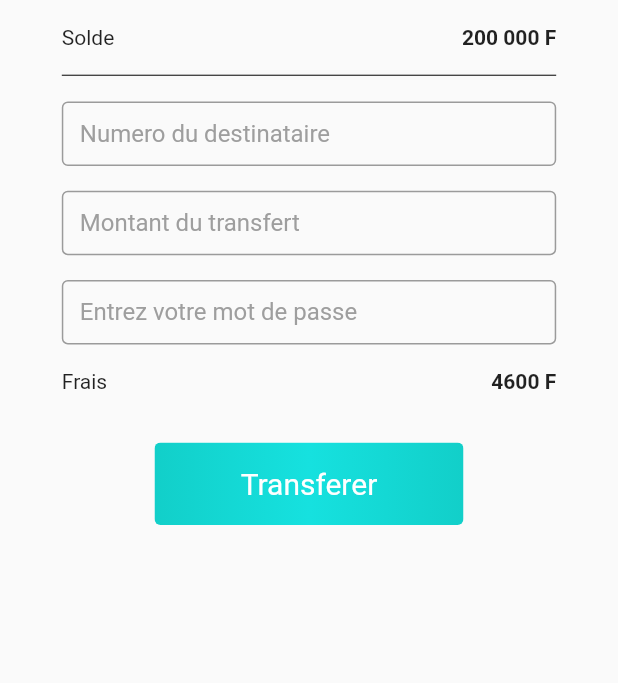
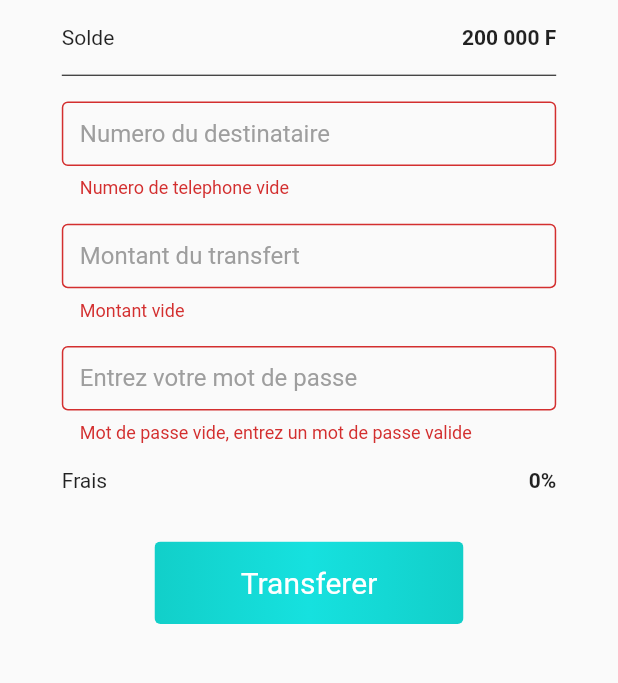
Before and after one commit to costany93/tuma, a Flutter app: the TransfertScreen screen opened by its route, after a tap on "Transferer", on a phone screen of 412 x 824 dp, the part 250-933 px from its top. Run offline on Flutter 3.47's test engine with Material 2 defaults, Android fonts, the phone set to English and light mode, and no system bars; our stand-ins replace google_fonts, shared_preferences; missing offline and left inert: dart:ffi; accounts and stored records are empty.

Commit message:
Transfert done, back and front end

```diff
--- a/lib/screens/transfert_screen.dart
+++ b/lib/screens/transfert_screen.dart
@@ -1,5 +1,8 @@
 import 'package:flutter/material.dart';
 import 'package:flutter/services.dart';
+import 'package:provider/provider.dart';
+import 'package:tuma/models/http_exceptions.dart';
+import 'package:tuma/providers/auth_provider.dart';
 import 'package:tuma/utillities/app_colors.dart';
 import 'package:tuma/utillities/logo_image.dart';
 
@@ -12,6 +15,106 @@ class TransfertScreen extends StatefulWidget {
 }
 
 class _TransfertScreenState extends State<TransfertScreen> {
+  //pour nous permettre d'avoir acces au input du formulaire
+  final GlobalKey<FormState> _formKey = GlobalKey();
+  //stockons les informations du formulaire dans un map
+  Map<String, String> _transfertData = {
+    'n_destinataire': '',
+    'montant': '',
+    'password': ''
+  };
+
+  //pour afficher une boite de dialog de nos erreurs
+  void _showErrorDialog(String message) {
+    showDialog(
+      context: context,
+      builder: (ctx) => AlertDialog(
+        title: const Text('Oops', style: TextStyle(color: AppColor.appRed)),
+        content: Text(message),
+        actions: [
+          TextButton(
+            onPressed: () {
+              Navigator.of(context).pop();
+            },
+            child: const Text('ok ', style: TextStyle(color: AppColor.appRed)),
+          )
+        ],
+      ),
+    );
+  }
+
+  //pour afficher une boite de dialog de nos erreurs
+  void _showSuccessDialog() {
+    showDialog(
+      context: context,
+      builder: (ctx) => AlertDialog(
+        title: const Text(
+          'Argent reçu',
+          style: TextStyle(color: AppColor.appGreen),
+        ),
+        content: Text('Transfert effectué avec succès'),
+        actions: [
+          TextButton(
+              onPressed: () {
+                Navigator.of(context).pushNamed('/home-page');
+              },
+              child: const Text(
+                'merci',
+                style: TextStyle(color: AppColor.appGreen),
+              )),
+        ],
+      ),
+    );
+  }
+
+  //la fonction de transferer de l'argent
+  Future<void> _submit() async {
+    //si notre formulaire n'est pas valide on ne faiit rien
+    if (!_formKey.currentState!.validate()) {
+      // Invalid!
+      return;
+    }
+    _formKey.currentState!.save();
+    print(_transfertData['n_destinataire'].toString() +
+        _transfertData['montant'].toString() +
+        _transfertData['password'].toString() +
+        'ici');
+    try {
+      await Provider.of<AuthProvider>(context, listen: false)
+          .makeTransfert(
+            _transfertData['n_destinataire'].toString(),
+            _transfertData['montant'].toString(),
+            _transfertData['password'].toString(),
+          )
+          .then((_) => _showSuccessDialog());
+    } on HttpExceptions catch (error) {
+      var messageError = 'Erreur d\'e modification du mot de passe';
+      if (error.toString().contains(
+          'Vous ne pouvez pas vous transferer de l\'argent a vous meme, entrez un autre numero de telephone')) {
+        messageError =
+            'Vous ne pouvez pas vous transferer de l\'argent a vous meme, entrez un autre numero de telephone';
+      } else if (error.toString().contains(
+          'Solde insuffisant, veuillez recharger votre compte ou entrer un montant valide')) {
+        messageError =
+            'Solde insuffisant, veuillez recharger votre compte ou entrer un montant valide';
+      } else if (error
+          .toString()
+          .contains('Mot de passe incorrect, reessayez')) {
+        messageError = 'Mot de passe incorrect, reessayez';
+      } else if (error
+          .toString()
+          .contains('destinataire introuvable, reessayez')) {
+        messageError =
+            'Destinataire introuvable, entrez un numero valide et reessayez';
+      } else {
+        messageError = 'Veuillez vérifier les informations';
+      }
+      _showErrorDialog(messageError);
+    } catch (error) {
+      _showErrorDialog('une erreur s\'est produite veuillez reessayer');
+    }
+  }
+
   @override
   Widget build(BuildContext context) {
     MediaQueryData mediaQuery = MediaQuery.of(context);
@@ -69,6 +172,7 @@ class _TransfertScreenState extends State<TransfertScreen> {
                   horizontal: mediaQuery.size.height * 0.05,
                 ),
                 child: Form(
+                  key: _formKey,
                   child: Column(
                     children: [
                       //input numero du destinataire
@@ -76,6 +180,8 @@ class _TransfertScreenState extends State<TransfertScreen> {
                         child: TextFormField(
                           decoration: const InputDecoration(
                             hintText: 'Numero du destinataire',
+                            helperText: 'au format ** *** ** **',
+                            counterText: '',
                             border: OutlineInputBorder(),
                             hintStyle: TextStyle(
                               color: AppColor.appGrey,
@@ -83,13 +189,20 @@ class _TransfertScreenState extends State<TransfertScreen> {
                             isDense: true,
                             contentPadding: EdgeInsets.all(12),
                           ),
-                          /*onSaved: (value) => {
-                                  _personnalData['nom'] = value!,
-                                },*/
+                          onSaved: (value) => {
+                            _transfertData['n_destinataire'] = value!,
+                          },
                           keyboardType: TextInputType.number,
                           inputFormatters: [
                             FilteringTextInputFormatter.digitsOnly
                           ],
+                          maxLength: 9,
+                          validator: (value) {
+                            if (value!.isEmpty) {
+                              return 'Numero de telephone vide';
+                            }
+                            return null;
+                          },
                         ),
                       ),
                       //input montant a transferer
@@ -107,10 +220,16 @@ class _TransfertScreenState extends State<TransfertScreen> {
                               isDense: true,
                               contentPadding: EdgeInsets.all(12),
                             ),
-                            /*onSaved: (value) => {
-                                    _personnalData['nom'] = value!,
-                                  },*/
+                            onSaved: (value) => {
+                              _transfertData['montant'] = value!,
+                            },
                             keyboardType: TextInputType.number,
+                            validator: (value) {
+                              if (value!.isEmpty) {
+                                return 'Montant vide';
+                              }
+                              return null;
+                            },
                             inputFormatters: [
                               FilteringTextInputFormatter.allow(
                                 RegExp("[0-9]"),
@@ -134,16 +253,16 @@ class _TransfertScreenState extends State<TransfertScreen> {
                               isDense: true,
                               contentPadding: EdgeInsets.all(12),
                             ),
-                            /*onSaved: (value) => {
-                                    _personnalData['nom'] = value!,
-                                  },*/
-                            keyboardType: TextInputType.number,
+                            onSaved: (value) => {
+                              _transfertData['password'] = value!,
+                            },
                             obscureText: true,
-                            inputFormatters: [
-                              FilteringTextInputFormatter.allow(
-                                RegExp("[0-9]"),
-                              )
-                            ],
+                            validator: (value) {
+                              if (value!.isEmpty) {
+                                return 'Mot de passe vide, entrez un mot de passe valide';
+                              }
+                              return null;
+                            },
                           ),
                         ),
                       ),
@@ -156,7 +275,7 @@ class _TransfertScreenState extends State<TransfertScreen> {
                           children: [
                             Text('Frais'),
                             Text(
-                              '4600 F',
+                              '0%',
                               style: TextStyle(fontWeight: FontWeight.bold),
                             ),
                           ],
@@ -192,7 +311,7 @@ class _TransfertScreenState extends State<TransfertScreen> {
                                     primary: AppColor.appWhite,
                                     textStyle: const TextStyle(fontSize: 20),
                                   ),
-                                  onPressed: () => print('transfert effectue'),
+                                  onPressed: _submit,
                                   child: Text('Transferer'),
                                 ),
                               ),
--- a/lib/widgets/setting_cart_widget.dart
+++ b/lib/widgets/setting_cart_widget.dart
@@ -16,7 +16,7 @@ class SettingCartWidget extends StatelessWidget {
   @override
   Widget build(BuildContext context) {
     return Container(
-      decoration: BoxDecoration(color: AppColor.appRed),
+      decoration: BoxDecoration(color: AppColor.appBleu4),
       height: mediaQuery.size.height * 0.35,
       width: mediaQuery.size.width,
       child: Container(
```
Also changed, not shown: lib/providers/auth_provider.dart (+47 -1 lines).
